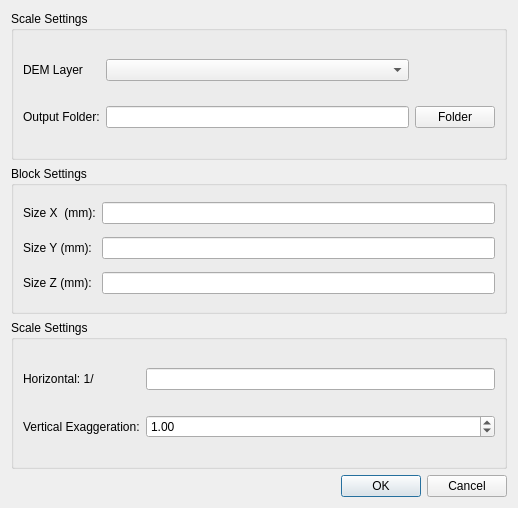
Above: STLBuilder/STLBuilder.ui from dmcarvalho/KhartesTools before the change. Below: the same form after it.
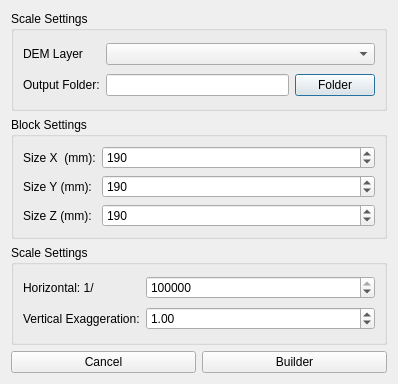
That is the form after the change.

```diff
--- a/STLBuilder/STLBuilder.ui
+++ b/STLBuilder/STLBuilder.ui
@@ -6,23 +6,29 @@
    <rect>
     <x>0</x>
     <y>0</y>
-    <width>518</width>
-    <height>508</height>
+    <width>398</width>
+    <height>384</height>
    </rect>
   </property>
+  <property name="sizePolicy">
+   <sizepolicy hsizetype="Fixed" vsizetype="Preferred">
+    <horstretch>0</horstretch>
+    <verstretch>0</verstretch>
+   </sizepolicy>
+  </property>
   <property name="windowTitle">
    <string>STL Builder</string>
   </property>
-  <layout class="QGridLayout" name="gridLayout_4">
+  <property name="locale">
+   <locale language="English" country="UnitedKingdom"/>
+  </property>
+  <layout class="QGridLayout" name="gridLayout_2">
    <item row="0" column="0">
     <widget class="QGroupBox" name="groupBox_3">
      <property name="title">
       <string>Scale Settings</string>
      </property>
      <layout class="QGridLayout" name="gridLayout_3">
-      <item row="0" column="1">
-       <widget class="QComboBox" name="LayerComboBox"/>
-      </item>
       <item row="1" column="1">
        <widget class="QLineEdit" name="outputFolderLineEdit"/>
       </item>
@@ -47,6 +53,9 @@
         </property>
        </widget>
       </item>
+      <item row="0" column="1" colspan="2">
+       <widget class="QComboBox" name="layer_ComboBox"/>
+      </item>
      </layout>
     </widget>
    </item>
@@ -58,62 +67,138 @@
      <layout class="QGridLayout" name="gridLayout">
       <item row="0" column="0">
        <widget class="QLabel" name="label">
+        <property name="sizePolicy">
+         <sizepolicy hsizetype="Fixed" vsizetype="Preferred">
+          <horstretch>0</horstretch>
+          <verstretch>0</verstretch>
+         </sizepolicy>
+        </property>
         <property name="text">
          <string>Size X  (mm):</string>
         </property>
        </widget>
       </item>
+      <item row="0" column="1">
+       <widget class="QSpinBox" name="x_spinBox">
+        <property name="maximum">
+         <number>9999</number>
+        </property>
+        <property name="singleStep">
+         <number>10</number>
+        </property>
+        <property name="value">
+         <number>190</number>
+        </property>
+       </widget>
+      </item>
       <item row="1" column="0">
        <widget class="QLabel" name="label_2">
+        <property name="sizePolicy">
+         <sizepolicy hsizetype="Fixed" vsizetype="Preferred">
+          <horstretch>0</horstretch>
+          <verstretch>0</verstretch>
+         </sizepolicy>
+        </property>
         <property name="text">
          <string>Size Y (mm):</string>
         </property>
        </widget>
       </item>
-      <item row="0" column="1">
-       <widget class="QLineEdit" name="xLineEdit"/>
-      </item>
       <item row="1" column="1">
-       <widget class="QLineEdit" name="yLineEdit"/>
-      </item>
-      <item row="2" column="1">
-       <widget class="QLineEdit" name="zLineEdit"/>
+       <widget class="QSpinBox" name="y_spinBox">
+        <property name="maximum">
+         <number>9999</number>
+        </property>
+        <property name="singleStep">
+         <number>10</number>
+        </property>
+        <property name="value">
+         <number>190</number>
+        </property>
+       </widget>
       </item>
       <item row="2" column="0">
        <widget class="QLabel" name="label_3">
+        <property name="sizePolicy">
+         <sizepolicy hsizetype="Fixed" vsizetype="Preferred">
+          <horstretch>0</horstretch>
+          <verstretch>0</verstretch>
+         </sizepolicy>
+        </property>
         <property name="text">
          <string>Size Z (mm):</string>
         </property>
        </widget>
       </item>
+      <item row="2" column="1">
+       <widget class="QSpinBox" name="z_spinBox">
+        <property name="maximum">
+         <number>9999</number>
+        </property>
+        <property name="singleStep">
+         <number>10</number>
+        </property>
+        <property name="value">
+         <number>190</number>
+        </property>
+       </widget>
+      </item>
      </layout>
     </widget>
    </item>
    <item row="2" column="0">
     <widget class="QGroupBox" name="groupBox_2">
+     <property name="sizePolicy">
+      <sizepolicy hsizetype="Preferred" vsizetype="Preferred">
+       <horstretch>0</horstretch>
+       <verstretch>0</verstretch>
+      </sizepolicy>
+     </property>
      <property name="title">
       <string>Scale Settings</string>
      </property>
-     <layout class="QGridLayout" name="gridLayout_2">
-      <item row="0" column="1">
-       <widget class="QLineEdit" name="hScaleLineEdit"/>
-      </item>
-      <item row="1" column="0">
-       <widget class="QLabel" name="label_5">
-        <property name="text">
-         <string>Vertical Exaggeration:</string>
-        </property>
-       </widget>
-      </item>
+     <layout class="QGridLayout" name="gridLayout_4">
       <item row="0" column="0">
        <widget class="QLabel" name="label_4">
+        <property name="sizePolicy">
+         <sizepolicy hsizetype="Fixed" vsizetype="Preferred">
+          <horstretch>0</horstretch>
+          <verstretch>0</verstretch>
+         </sizepolicy>
+        </property>
         <property name="text">
          <string>Horizontal: 1/</string>
         </property>
        </widget>
       </item>
+      <item row="0" column="1">
+       <widget class="QSpinBox" name="h_scale_spinBox">
+        <property name="maximum">
+         <number>999999999</number>
+        </property>
+        <property name="singleStep">
+         <number>10000</number>
+        </property>
+        <property name="value">
+         <number>100000</number>
+        </property>
+       </widget>
+      </item>
+      <item row="1" column="0">
+       <widget class="QLabel" name="label_5">
+        <property name="sizePolicy">
+         <sizepolicy hsizetype="Fixed" vsizetype="Preferred">
+          <horstretch>0</horstretch>
+          <verstretch>0</verstretch>
+         </sizepolicy>
+        </property>
+        <property name="text">
+         <string>Vertical Exaggeration:</string>
+        </property>
+       </widget>
+      </item>
       <item row="1" column="1">
-       <widget class="QDoubleSpinBox" name="doubleSpinBox">
+       <widget class="QDoubleSpinBox" name="v_exaggeration_doubleSpinBox">
         <property name="singleStep">
          <double>0.500000000000000</double>
         </property>
@@ -126,14 +211,22 @@
     </widget>
    </item>
    <item row="3" column="0">
-    <widget class="QDialogButtonBox" name="buttonBox">
-     <property name="orientation">
-      <enum>Qt::Horizontal</enum>
-     </property>
-     <property name="standardButtons">
-      <set>QDialogButtonBox::Cancel|QDialogButtonBox::Ok</set>
-     </property>
-    </widget>
+    <layout class="QHBoxLayout" name="horizontalLayout">
+     <item>
+      <widget class="QPushButton" name="cancel_pushButton">
+       <property name="text">
+        <string>Cancel</string>
+       </property>
+      </widget>
+     </item>
+     <item>
+      <widget class="QPushButton" name="builder_pushButton">
+       <property name="text">
+        <string>Builder</string>
+       </property>
+      </widget>
+     </item>
+    </layout>
    </item>
   </layout>
  </widget>
```
Left out of the diff: 39 changed lines with no effect on the pictures.
